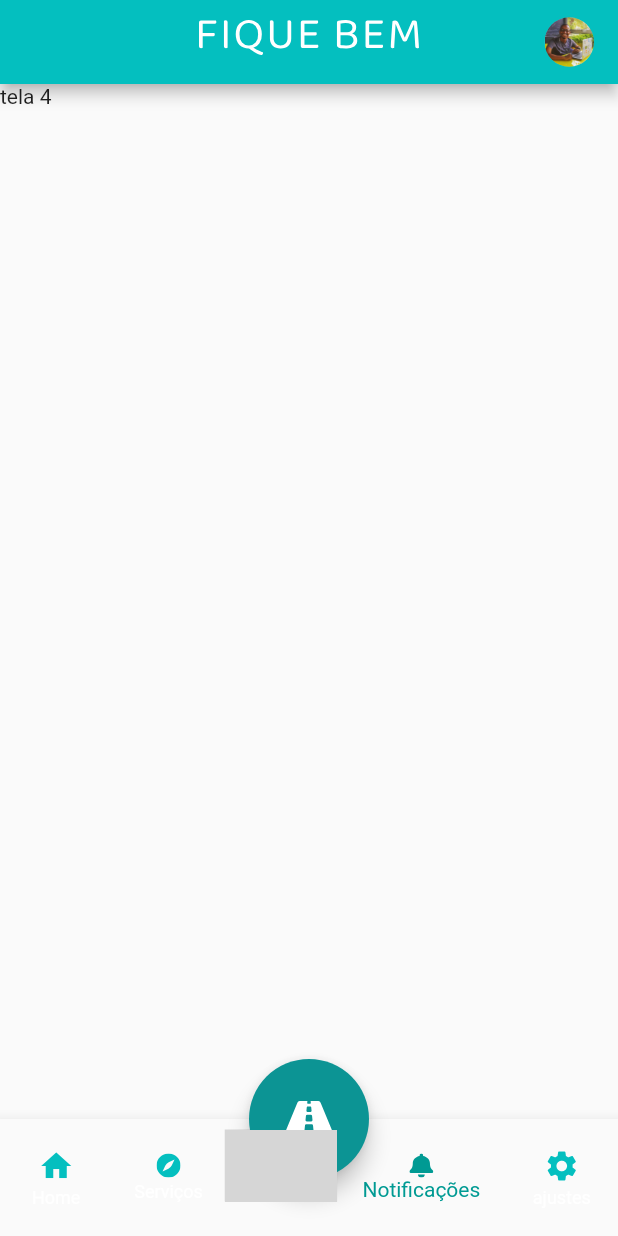
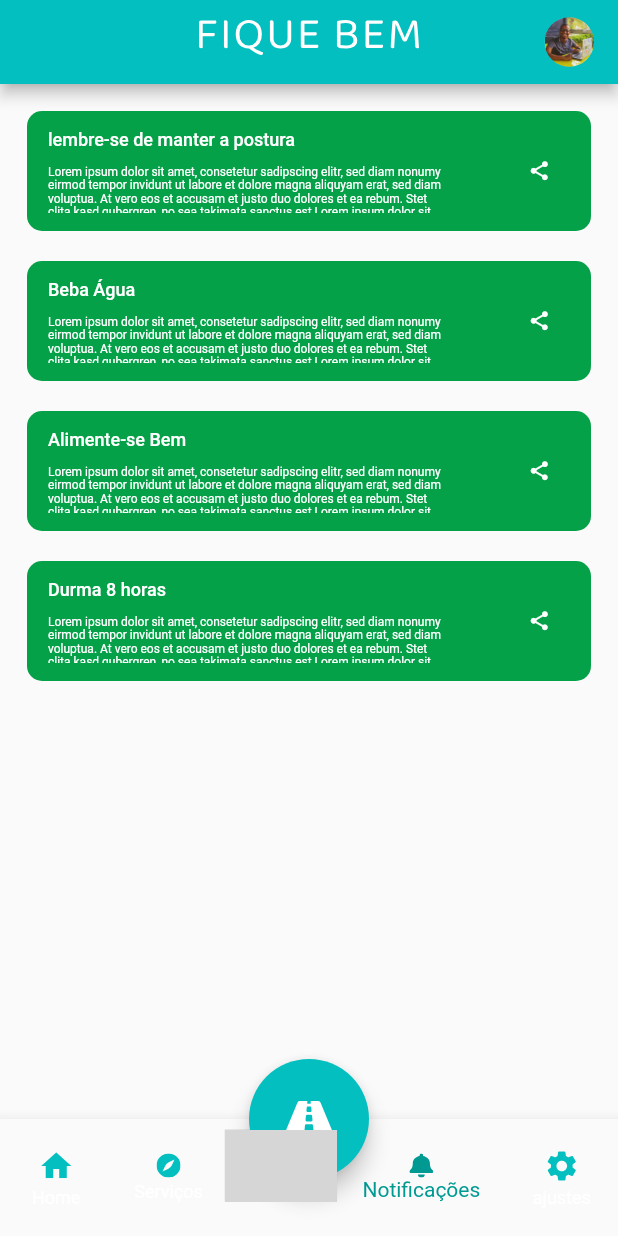
Before and after one commit to spacerkt/FiqueBem, a Flutter app: the screen it shows after launch, item 4 of the bottom bar chosen, on a phone screen of 412 x 824 dp. Run offline on Flutter 3.47's test engine with Material 2 defaults, Android fonts, the phone set to English and light mode, and no system bars; our stand-ins replace flutter_svg; grey boxes are pictures that could not be loaded.

Commit message:
feat/ screen menu

```diff
--- a/lib/Dashboard/Dashboard.dart
+++ b/lib/Dashboard/Dashboard.dart
@@ -1,3 +1,5 @@
+import 'package:Fique_Bem/Menu/Menu.dart';
+import 'package:Fique_Bem/NotificationScreen/NotificationScreen.dart';
 import 'package:Fique_Bem/SplashScreen/SplashScreen.dart';
 import 'package:Fique_Bem/StayGood/StayGood.dart';
 import 'package:Fique_Bem/Widgets/AppBar_widget.dart';
@@ -15,6 +17,13 @@ class Dashboard extends StatefulWidget {
 
 class _DashboardState extends State<Dashboard> {
   int _currentIndex = 2;
+  PageController controllerPageView;
+
+  @override
+  void initState() {
+    super.initState();
+    controllerPageView = PageController(initialPage: _currentIndex);
+  }
 
   final List<Widget> _children = [
     Container(
@@ -24,12 +33,8 @@ class _DashboardState extends State<Dashboard> {
       child: Text('tela 2'),
     ),
     StayGoodScreen(),
-    Container(
-      child: Text('tela 4'),
-    ),
-    Container(
-      child: Text('tela 5'),
-    ),
+    NotificationScreen(),
+    MenuScreen(),
   ];
 
   @override
@@ -37,7 +42,15 @@ class _DashboardState extends State<Dashboard> {
     return Scaffold(
         appBar: AppBar(
             backgroundColor: Color(0xFF04BFBF), title: AppbarNavigation()),
-        body: _children[_currentIndex],
+        body: PageView(
+          controller: controllerPageView,
+          onPageChanged: (value) {
+            setState(() {
+              _currentIndex = value;
+            });
+          },
+          children: _children,
+        ),
 
         // Bottom
         floatingActionButtonLocation: FloatingActionButtonLocation.centerDocked,
@@ -45,12 +58,11 @@ class _DashboardState extends State<Dashboard> {
           width: 80,
           height: 80,
           child: FloatingActionButton(
-            backgroundColor: Color(0xFF0C9494),
-            onPressed: () => {
-              setState(() {
-                _currentIndex = 2;
-              })
-            },
+            backgroundColor:
+                _currentIndex == 2 ? Color(0xFF0C9494) : Color(0xFF04BFBF),
+            onPressed: () => setState(() {
+              controllerPageView.jumpToPage(2);
+            }),
             child: SvgPicture.asset(
               "assets/icons/logo.svg",
               color: Colors.white,
@@ -65,7 +77,7 @@ class _DashboardState extends State<Dashboard> {
 
   void handleIndexBottom(int index) {
     setState(() {
-      _currentIndex = index;
+      controllerPageView.jumpToPage(index);
     });
   }
 }
--- /dev/null
+++ b/lib/Menu/Menu.dart
@@ -0,0 +1,93 @@
+import 'package:flutter/material.dart';
+import 'package:flutter_svg/svg.dart';
+
+class MenuScreen extends StatelessWidget {
+  const MenuScreen({Key key}) : super(key: key);
+
+  Widget build(BuildContext context) {
+    List<MenuItem> _menuItem = <MenuItem>[
+      MenuItem(
+        "assets/icons/share.svg",
+        "Seu Ranking",
+      ),
+      MenuItem(
+        "assets/icons/share.svg",
+        "Compartilhar o app",
+      ),
+      MenuItem(
+        "assets/icons/about.svg",
+        "Sobre",
+      ),
+      MenuItem(
+        "assets/icons/rated.svg",
+        "Classificar o app",
+      ),
+      MenuItem(
+        "assets/icons/feedback.svg",
+        "Enviar opinião",
+      ),
+    ];
+
+    return Padding(
+      padding: const EdgeInsets.all(25.0),
+      child: Column(
+        children: <Widget>[
+          Column(
+            children: _menuItem
+                .map(
+                  (item) => FlatButton(
+                    onPressed: () {},
+                    padding: EdgeInsets.zero,
+                    child: Row(
+                      children: <Widget>[
+                        Container(
+                            padding: EdgeInsets.fromLTRB(0, 17.5, 25, 17.5),
+                            child: SvgPicture.asset(item.icon)),
+                        Text(
+                          item.label,
+                          style:
+                              TextStyle(fontSize: 14, color: Color(0xFF313D3C)),
+                        ),
+                      ],
+                    ),
+                  ),
+                )
+                .toList(),
+          ),
+          Container(
+            margin: EdgeInsets.only(top: 17.5),
+            decoration: BoxDecoration(
+              border: Border(
+                  top: BorderSide(width: 1.0, color: const Color(0xFFF5F5F5))),
+            ),
+            child: FlatButton(
+              onPressed: () {},
+              padding: EdgeInsets.zero,
+              child: Row(
+                children: <Widget>[
+                  Container(
+                      padding: EdgeInsets.fromLTRB(0, 35, 25, 35),
+                      child: SvgPicture.asset("assets/icons/leave.svg")),
+                  Text(
+                    "Sair do App",
+                    style: TextStyle(
+                      fontSize: 14,
+                      color: Color(0xFF0C9494),
+                    ),
+                  ),
+                ],
+              ),
+            ),
+          ),
+        ],
+      ),
+    );
+  }
+}
+
+class MenuItem {
+  final String icon;
+  final String label;
+
+  MenuItem(this.icon, this.label);
+}
--- /dev/null
+++ b/lib/NotificationScreen/NotificationScreen.dart
@@ -0,0 +1,225 @@
+import 'package:flutter/material.dart';
+import 'package:flutter_svg/svg.dart';
+
+class NotificationScreen extends StatelessWidget {
+  const NotificationScreen({Key key}) : super(key: key);
+
+  @override
+  Widget build(BuildContext context) {
+    return Padding(
+      padding: const EdgeInsets.all(18.0),
+      child: ListView(
+        children: <Widget>[
+          Container(
+            width: 329,
+            height: 80,
+            padding: EdgeInsets.fromLTRB(14, 12, 14, 12),
+            margin: EdgeInsets.only(bottom: 20),
+            decoration: BoxDecoration(
+              color: Color(0xFF05A148),
+              borderRadius: BorderRadius.circular(10),
+            ),
+            child: Row(
+              mainAxisAlignment: MainAxisAlignment.spaceBetween,
+              children: <Widget>[
+                Column(
+                  crossAxisAlignment: CrossAxisAlignment.start,
+                  mainAxisAlignment: MainAxisAlignment.start,
+                  children: <Widget>[
+                    Text(
+                      "lembre-se de manter a postura",
+                      style: TextStyle(
+                          color: Colors.white,
+                          fontSize: 12,
+                          fontWeight: FontWeight.w500),
+                    ),
+                    Container(
+                      width: 264,
+                      height: 32,
+                      margin: EdgeInsets.only(top: 10),
+                      child: Text(
+                        "Lorem ipsum dolor sit amet, consetetur sadipscing elitr, sed diam nonumy eirmod tempor invidunt ut labore et dolore magna aliquyam erat, sed diam voluptua. At vero eos et accusam et justo duo dolores et ea rebum. Stet clita kasd gubergren, no sea takimata sanctus est Lorem ipsum dolor sit amet. Lorem ipsum dolor sit amet, consetetur sadipscing elitr, sed diam nonumy eirmod tempor invidunt ut labore et dolore magna.",
+                        style: TextStyle(
+                          color: Colors.white,
+                          fontSize: 8,
+                        ),
+                      ),
+                    ),
+                  ],
+                ),
+                Row(
+                  children: <Widget>[
+                    Padding(
+                      padding: EdgeInsets.only(right: 13),
+                      child: Icon(
+                        Icons.share,
+                        color: Colors.white,
+                        size: 15,
+                      ),
+                    ),
+                  ],
+                )
+              ],
+            ),
+          ),
+          Container(
+            width: 329,
+            height: 80,
+            padding: EdgeInsets.fromLTRB(14, 12, 14, 12),
+            margin: EdgeInsets.only(bottom: 20),
+            decoration: BoxDecoration(
+              color: Color(0xFF05A148),
+              borderRadius: BorderRadius.circular(10),
+            ),
+            child: Row(
+              mainAxisAlignment: MainAxisAlignment.spaceBetween,
+              children: <Widget>[
+                Column(
+                  crossAxisAlignment: CrossAxisAlignment.start,
+                  mainAxisAlignment: MainAxisAlignment.start,
+                  children: <Widget>[
+                    Text(
+                      "Beba Água",
+                      style: TextStyle(
+                          color: Colors.white,
+                          fontSize: 12,
+                          fontWeight: FontWeight.w500),
+                    ),
+                    Container(
+                      width: 264,
+                      height: 32,
+                      margin: EdgeInsets.only(top: 10),
+                      child: Text(
+                        "Lorem ipsum dolor sit amet, consetetur sadipscing elitr, sed diam nonumy eirmod tempor invidunt ut labore et dolore magna aliquyam erat, sed diam voluptua. At vero eos et accusam et justo duo dolores et ea rebum. Stet clita kasd gubergren, no sea takimata sanctus est Lorem ipsum dolor sit amet. Lorem ipsum dolor sit amet, consetetur sadipscing elitr, sed diam nonumy eirmod tempor invidunt ut labore et dolore magna.",
+                        style: TextStyle(
+                          color: Colors.white,
+                          fontSize: 8,
+                        ),
+                      ),
+                    ),
+                  ],
+                ),
+                Row(
+                  children: <Widget>[
+                    Padding(
+                      padding: EdgeInsets.only(right: 13),
+                      child: Icon(
+                        Icons.share,
+                        color: Colors.white,
+                        size: 15,
+                      ),
+                    ),
+                  ],
+                )
+              ],
+            ),
+          ),
+          Container(
+            width: 329,
+            height: 80,
+            padding: EdgeInsets.fromLTRB(14, 12, 14, 12),
+            margin: EdgeInsets.only(bottom: 20),
+            decoration: BoxDecoration(
+              color: Color(0xFF05A148),
+              borderRadius: BorderRadius.circular(10),
+            ),
+            child: Row(
+              mainAxisAlignment: MainAxisAlignment.spaceBetween,
+              children: <Widget>[
+                Column(
+                  crossAxisAlignment: CrossAxisAlignment.start,
+                  mainAxisAlignment: MainAxisAlignment.start,
+                  children: <Widget>[
+                    Text(
+                      "Alimente-se Bem",
+                      style: TextStyle(
+                          color: Colors.white,
+                          fontSize: 12,
+                          fontWeight: FontWeight.w500),
+                    ),
+                    Container(
+                      width: 264,
+                      height: 32,
+                      margin: EdgeInsets.only(top: 10),
+                      child: Text(
+                        "Lorem ipsum dolor sit amet, consetetur sadipscing elitr, sed diam nonumy eirmod tempor invidunt ut labore et dolore magna aliquyam erat, sed diam voluptua. At vero eos et accusam et justo duo dolores et ea rebum. Stet clita kasd gubergren, no sea takimata sanctus est Lorem ipsum dolor sit amet. Lorem ipsum dolor sit amet, consetetur sadipscing elitr, sed diam nonumy eirmod tempor invidunt ut labore et dolore magna.",
+                        style: TextStyle(
+                          color: Colors.white,
+                          fontSize: 8,
+                        ),
+                      ),
+                    ),
+                  ],
+                ),
+                Row(
+                  children: <Widget>[
+                    Padding(
+                      padding: EdgeInsets.only(right: 13),
+                      child: Icon(
+                        Icons.share,
+                        color: Colors.white,
+                        size: 15,
+                      ),
+                    ),
+                  ],
+                )
+              ],
+            ),
+          ),
+          Container(
+            width: 329,
+            height: 80,
+            padding: EdgeInsets.fromLTRB(14, 12, 14, 12),
+            margin: EdgeInsets.only(bottom: 20),
+            decoration: BoxDecoration(
+              color: Color(0xFF05A148),
+              borderRadius: BorderRadius.circular(10),
+            ),
+            child: Row(
+              mainAxisAlignment: MainAxisAlignment.spaceBetween,
+              children: <Widget>[
+                Column(
+                  crossAxisAlignment: CrossAxisAlignment.start,
+                  mainAxisAlignment: MainAxisAlignment.start,
+                  children: <Widget>[
+                    Text(
+                      "Durma 8 horas",
+                      style: TextStyle(
+                          color: Colors.white,
+                          fontSize: 12,
+                          fontWeight: FontWeight.w500),
+                    ),
+                    Container(
+                      width: 264,
+                      height: 32,
+                      margin: EdgeInsets.only(top: 10),
+                      child: Text(
+                        "Lorem ipsum dolor sit amet, consetetur sadipscing elitr, sed diam nonumy eirmod tempor invidunt ut labore et dolore magna aliquyam erat, sed diam voluptua. At vero eos et accusam et justo duo dolores et ea rebum. Stet clita kasd gubergren, no sea takimata sanctus est Lorem ipsum dolor sit amet. Lorem ipsum dolor sit amet, consetetur sadipscing elitr, sed diam nonumy eirmod tempor invidunt ut labore et dolore magna.",
+                        style: TextStyle(
+                          color: Colors.white,
+                          fontSize: 8,
+                        ),
+                      ),
+                    ),
+                  ],
+                ),
+                Row(
+                  children: <Widget>[
+                    Padding(
+                      padding: EdgeInsets.only(right: 13),
+                      child: Icon(
+                        Icons.share,
+                        color: Colors.white,
+                        size: 15,
+                      ),
+                    ),
+                  ],
+                )
+              ],
+            ),
+          ),
+        ],
+      ),
+    );
+  }
+}
--- a/pubspec.yaml
+++ b/pubspec.yaml
@@ -46,6 +46,11 @@ flutter:
     - assets/icons/empty_image_user.jpg
     - assets/icons/goal.png
     - assets/icons/like.svg
+    - assets/icons/share.svg
+    - assets/icons/about.svg
+    - assets/icons/rated.svg
+    - assets/icons/feedback.svg
+    - assets/icons/leave.svg
   # An image asset can refer to one or more resolution-specific "variants", see
   # https://flutter.dev/assets-and-images/#resolution-aware.
   # For details regarding adding assets from package dependencies, see
```
Also changed, not shown: assets/icons/about.svg (added), assets/icons/feedback.svg (added), assets/icons/leave.svg (added), assets/icons/rated.svg (added), assets/icons/share.svg (added), lib/Settings/Settings.dart (added).
